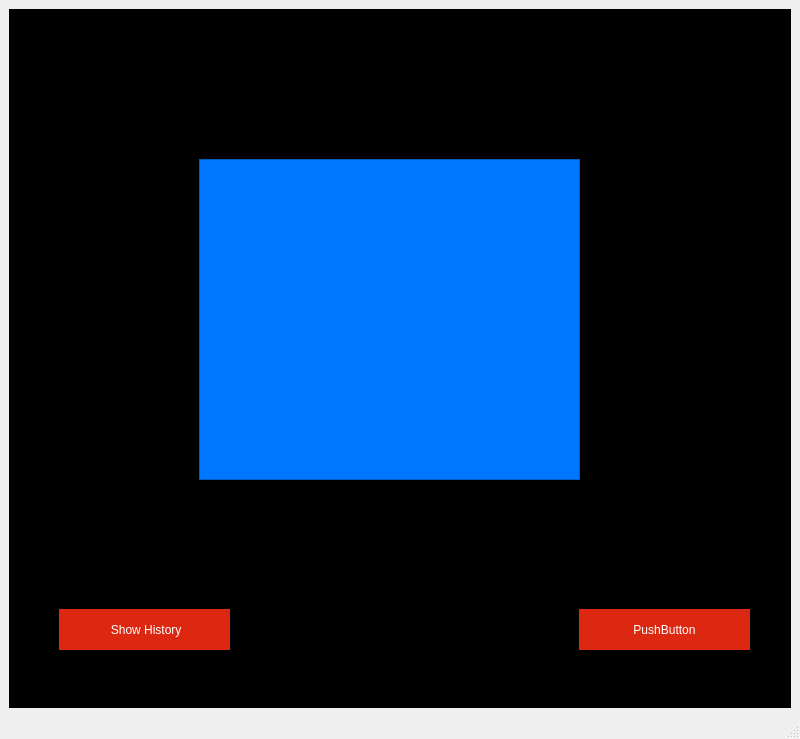
First picture: the form in Log/mainwindow.ui, repository Ragab21/AI-XO, before the edit.
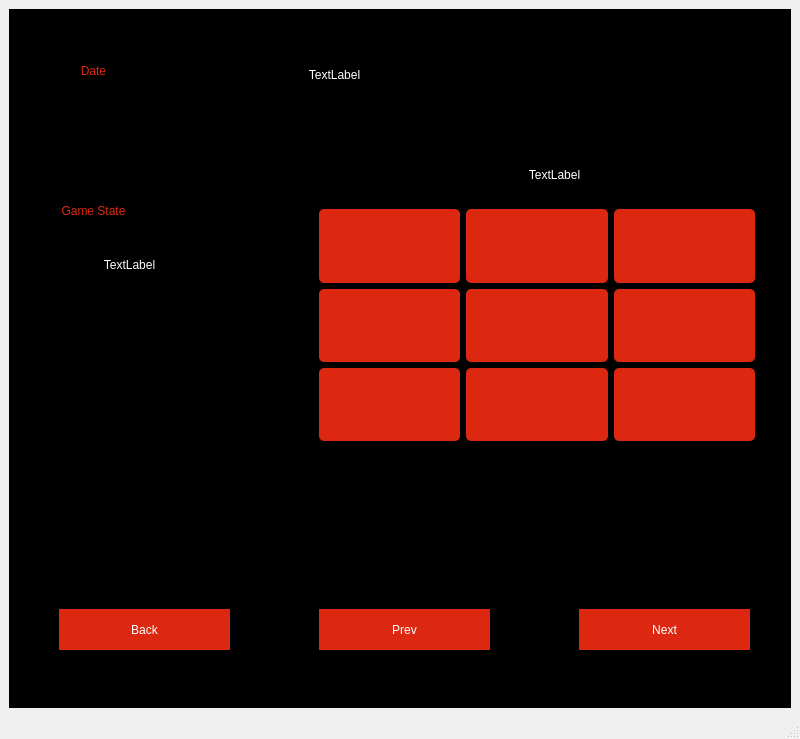
Second picture: the form after the edit.

Patch:
```diff
--- a/Log/mainwindow.ui
+++ b/Log/mainwindow.ui
@@ -662,7 +662,7 @@
 font: 14pt &quot;My Puma&quot;;</string>
         </property>
         <property name="text">
-         <string> Show History</string>
+         <string>Back</string>
         </property>
        </widget>
        <widget class="QPushButton" name="pushButton">
@@ -681,20 +681,350 @@
 font: 14pt &quot;My Puma&quot;;</string>
         </property>
         <property name="text">
-         <string>PushButton</string>
+         <string>Next</string>
         </property>
        </widget>
-       <widget class="QListView" name="History_Table">
+       <widget class="QWidget" name="layoutWidget">
         <property name="geometry">
          <rect>
-          <x>190</x>
-          <y>150</y>
-          <width>381</width>
-          <height>321</height>
+          <x>310</x>
+          <y>200</y>
+          <width>436</width>
+          <height>232</height>
          </rect>
         </property>
+        <layout class="QGridLayout" name="gridLayout_7">
+         <item row="2" column="0">
+          <widget class="QPushButton" name="XO7_2">
+           <property name="sizePolicy">
+            <sizepolicy hsizetype="Minimum" vsizetype="Minimum">
+             <horstretch>0</horstretch>
+             <verstretch>0</verstretch>
+            </sizepolicy>
+           </property>
+           <property name="styleSheet">
+            <string notr="true">color: rgb(220, 40, 16);
+border: none;
+font: 60px bold;
+background-color: rgb(220, 40, 16);
+border-radius: 5px</string>
+           </property>
+           <property name="text">
+            <string/>
+           </property>
+          </widget>
+         </item>
+         <item row="1" column="1">
+          <widget class="QPushButton" name="XO5_2">
+           <property name="sizePolicy">
+            <sizepolicy hsizetype="Minimum" vsizetype="Minimum">
+             <horstretch>0</horstretch>
+             <verstretch>0</verstretch>
+            </sizepolicy>
+           </property>
+           <property name="styleSheet">
+            <string notr="true">color: rgb(220, 40, 16);
+border: none;
+font: 60px bold;
+background-color: rgb(220, 40, 16);
+border-radius: 5px</string>
+           </property>
+           <property name="text">
+            <string/>
+           </property>
+          </widget>
+         </item>
+         <item row="2" column="1">
+          <widget class="QPushButton" name="XO8_2">
+           <property name="sizePolicy">
+            <sizepolicy hsizetype="Minimum" vsizetype="Minimum">
+             <horstretch>0</horstretch>
+             <verstretch>0</verstretch>
+            </sizepolicy>
+           </property>
+           <property name="styleSheet">
+            <string notr="true">color: rgb(220, 40, 16);
+border: none;
+font: 60px bold;
+background-color: rgb(220, 40, 16);
+border-radius: 5px</string>
+           </property>
+           <property name="text">
+            <string/>
+           </property>
+          </widget>
+         </item>
+         <item row="0" column="2">
+          <widget class="QPushButton" name="XO3_2">
+           <property name="sizePolicy">
+            <sizepolicy hsizetype="Minimum" vsizetype="Minimum">
+             <horstretch>0</horstretch>
+             <verstretch>0</verstretch>
+            </sizepolicy>
+           </property>
+           <property name="styleSheet">
+            <string notr="true">color: rgb(220, 40, 16);
+border: none;
+font: 60px bold;
+background-color: rgb(220, 40, 16);
+border-radius: 5px</string>
+           </property>
+           <property name="text">
+            <string/>
+           </property>
+          </widget>
+         </item>
+         <item row="1" column="0">
+          <widget class="QPushButton" name="XO4_2">
+           <property name="sizePolicy">
+            <sizepolicy hsizetype="Minimum" vsizetype="Minimum">
+             <horstretch>0</horstretch>
+             <verstretch>0</verstretch>
+            </sizepolicy>
+           </property>
+           <property name="styleSheet">
+            <string notr="true">color: rgb(220, 40, 16);
+border: none;
+font: 60px bold;
+background-color: rgb(220, 40, 16);
+border-radius: 5px</string>
+           </property>
+           <property name="text">
+            <string/>
+           </property>
+          </widget>
+         </item>
+         <item row="0" column="1">
+          <widget class="QPushButton" name="XO2_2">
+           <property name="sizePolicy">
+            <sizepolicy hsizetype="Minimum" vsizetype="Minimum">
+             <horstretch>0</horstretch>
+             <verstretch>0</verstretch>
+            </sizepolicy>
+           </property>
+           <property name="styleSheet">
+            <string notr="true">color: rgb(220, 40, 16);
+border: none;
+font: 60px bold;
+background-color: rgb(220, 40, 16);
+border-radius: 5px</string>
+           </property>
+           <property name="text">
+            <string/>
+           </property>
+          </widget>
+         </item>
+         <item row="2" column="2">
+          <widget class="QPushButton" name="XO9_2">
+           <property name="sizePolicy">
+            <sizepolicy hsizetype="Minimum" vsizetype="Minimum">
+             <horstretch>0</horstretch>
+             <verstretch>0</verstretch>
+            </sizepolicy>
+           </property>
+           <property name="styleSheet">
+            <string notr="true">color: rgb(220, 40, 16);
+border: none;
+font: 60px bold;
+background-color: rgb(220, 40, 16);
+border-radius: 5px</string>
+           </property>
+           <property name="text">
+            <string/>
+           </property>
+          </widget>
+         </item>
+         <item row="1" column="2">
+          <widget class="QPushButton" name="XO6_2">
+           <property name="sizePolicy">
+            <sizepolicy hsizetype="Minimum" vsizetype="Minimum">
+             <horstretch>0</horstretch>
+             <verstretch>0</verstretch>
+            </sizepolicy>
+           </property>
+           <property name="styleSheet">
+            <string notr="true">color: rgb(220, 40, 16);
+border: none;
+font: 60px bold;
+background-color: rgb(220, 40, 16);
+border-radius: 5px</string>
+           </property>
+           <property name="text">
+            <string/>
+           </property>
+          </widget>
+         </item>
+         <item row="0" column="0">
+          <widget class="QPushButton" name="XO1_2">
+           <property name="sizePolicy">
+            <sizepolicy hsizetype="Minimum" vsizetype="Minimum">
+             <horstretch>0</horstretch>
+             <verstretch>0</verstretch>
+            </sizepolicy>
+           </property>
+           <property name="styleSheet">
+            <string notr="true">color: rgb(220, 40, 16);
+border: none;
+font: 60px bold;
+background-color: rgb(220, 40, 16);
+border-radius: 5px</string>
+           </property>
+           <property name="text">
+            <string/>
+           </property>
+          </widget>
+         </item>
+        </layout>
+       </widget>
+       <widget class="QLabel" name="label_Username_2">
+        <property name="geometry">
+         <rect>
+          <x>30</x>
+          <y>50</y>
+          <width>109</width>
+          <height>24</height>
+         </rect>
+        </property>
         <property name="styleSheet">
-         <string notr="true">background-color: #07F </string>
+         <string notr="true">
+font: 12pt &quot;My Puma&quot;;
+color: rgb(220, 40, 16)</string>
+        </property>
+        <property name="text">
+         <string>Date</string>
+        </property>
+        <property name="alignment">
+         <set>Qt::AlignCenter</set>
+        </property>
+       </widget>
+       <widget class="QLabel" name="Datelabel">
+        <property name="geometry">
+         <rect>
+          <x>170</x>
+          <y>40</y>
+          <width>311</width>
+          <height>51</height>
+         </rect>
+        </property>
+        <property name="sizePolicy">
+         <sizepolicy hsizetype="Maximum" vsizetype="Maximum">
+          <horstretch>0</horstretch>
+          <verstretch>0</verstretch>
+         </sizepolicy>
+        </property>
+        <property name="layoutDirection">
+         <enum>Qt::LeftToRight</enum>
+        </property>
+        <property name="styleSheet">
+         <string notr="true">color: rgb(255, 255, 255);
+padding: 15px;
+font: 14pt &quot;My Puma&quot;;</string>
+        </property>
+        <property name="text">
+         <string>TextLabel</string>
+        </property>
+        <property name="alignment">
+         <set>Qt::AlignCenter</set>
+        </property>
+       </widget>
+       <widget class="QLabel" name="Vslabel">
+        <property name="geometry">
+         <rect>
+          <x>390</x>
+          <y>140</y>
+          <width>311</width>
+          <height>51</height>
+         </rect>
+        </property>
+        <property name="sizePolicy">
+         <sizepolicy hsizetype="Maximum" vsizetype="Maximum">
+          <horstretch>0</horstretch>
+          <verstretch>0</verstretch>
+         </sizepolicy>
+        </property>
+        <property name="layoutDirection">
+         <enum>Qt::LeftToRight</enum>
+        </property>
+        <property name="styleSheet">
+         <string notr="true">color: rgb(255, 255, 255);
+padding: 15px;
+font: 14pt &quot;My Puma&quot;;</string>
+        </property>
+        <property name="text">
+         <string>TextLabel</string>
+        </property>
+        <property name="alignment">
+         <set>Qt::AlignCenter</set>
+        </property>
+       </widget>
+       <widget class="QLabel" name="label_Username_3">
+        <property name="geometry">
+         <rect>
+          <x>30</x>
+          <y>190</y>
+          <width>109</width>
+          <height>24</height>
+         </rect>
+        </property>
+        <property name="styleSheet">
+         <string notr="true">
+font: 12pt &quot;My Puma&quot;;
+color: rgb(220, 40, 16)</string>
+        </property>
+        <property name="text">
+         <string>Game State</string>
+        </property>
+        <property name="alignment">
+         <set>Qt::AlignCenter</set>
+        </property>
+       </widget>
+       <widget class="QLabel" name="Gamestatelabel">
+        <property name="geometry">
+         <rect>
+          <x>10</x>
+          <y>230</y>
+          <width>221</width>
+          <height>51</height>
+         </rect>
+        </property>
+        <property name="sizePolicy">
+         <sizepolicy hsizetype="Maximum" vsizetype="Maximum">
+          <horstretch>0</horstretch>
+          <verstretch>0</verstretch>
+         </sizepolicy>
+        </property>
+        <property name="layoutDirection">
+         <enum>Qt::LeftToRight</enum>
+        </property>
+        <property name="styleSheet">
+         <string notr="true">color: rgb(255, 255, 255);
+padding: 15px;
+font: 14pt &quot;My Puma&quot;;</string>
+        </property>
+        <property name="text">
+         <string>TextLabel</string>
+        </property>
+        <property name="alignment">
+         <set>Qt::AlignCenter</set>
+        </property>
+       </widget>
+       <widget class="QPushButton" name="historyPrev">
+        <property name="geometry">
+         <rect>
+          <x>310</x>
+          <y>600</y>
+          <width>171</width>
+          <height>41</height>
+         </rect>
+        </property>
+        <property name="styleSheet">
+         <string notr="true">color: rgb(255, 255, 255);
+background-color: rgb(220, 40, 16);
+border: none;
+font: 14pt &quot;My Puma&quot;;</string>
+        </property>
+        <property name="text">
+         <string>Prev</string>
         </property>
        </widget>
       </widget>
```
Left out of the diff: 4 changed lines with no effect on the pictures.
